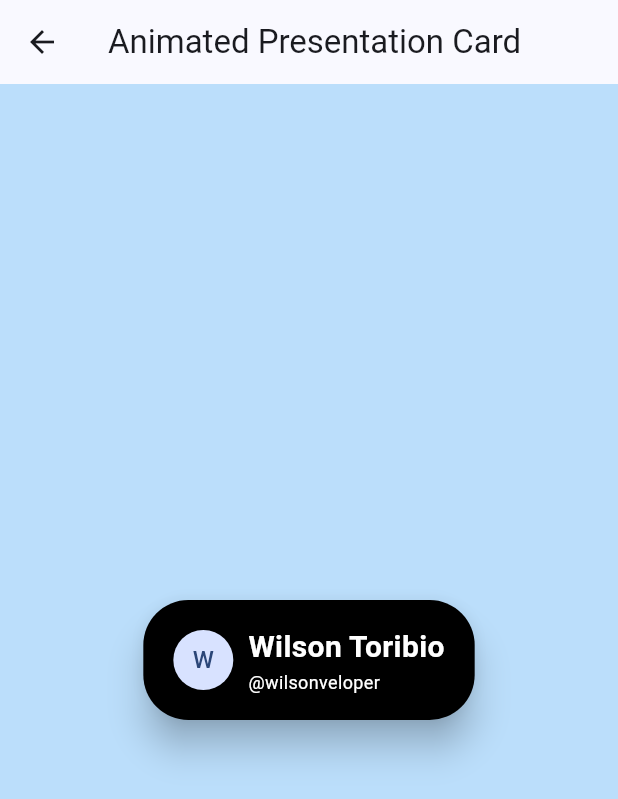
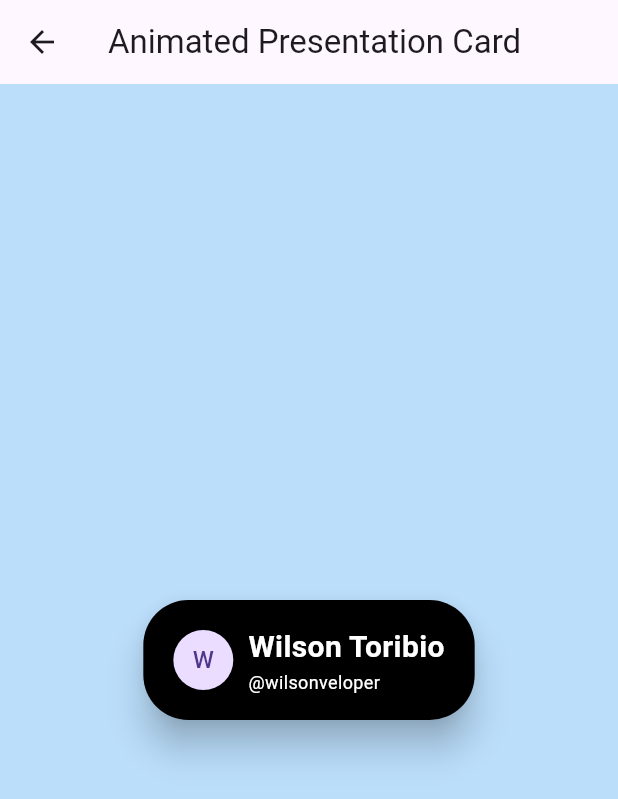
Before and after one commit to hydev777/wt-flutter-samples, a Flutter app: the screen it shows after launch, after a tap on "Animated Presentation Card", on a phone screen of 412 x 824 dp. Shown: the top 799 px of the screen. Run offline on Flutter 3.47's test engine with Material 3 defaults, Android fonts, the phone set to English and light mode, and no system bars; network calls fail.

Commit message:
Removed global theme

```diff
--- a/lib/main.dart
+++ b/lib/main.dart
@@ -13,10 +13,6 @@ class MyApp extends StatelessWidget {
   Widget build(BuildContext context) {
     return MaterialApp(
       debugShowCheckedModeBanner: false,
-      theme: ThemeData(
-        colorScheme: ColorScheme.fromSeed(seedColor: Colors.blueAccent),
-        useMaterial3: true,
-      ),
       home: Scaffold(
         appBar: AppBar(
           title: const Text('Animations Examples'),
```
